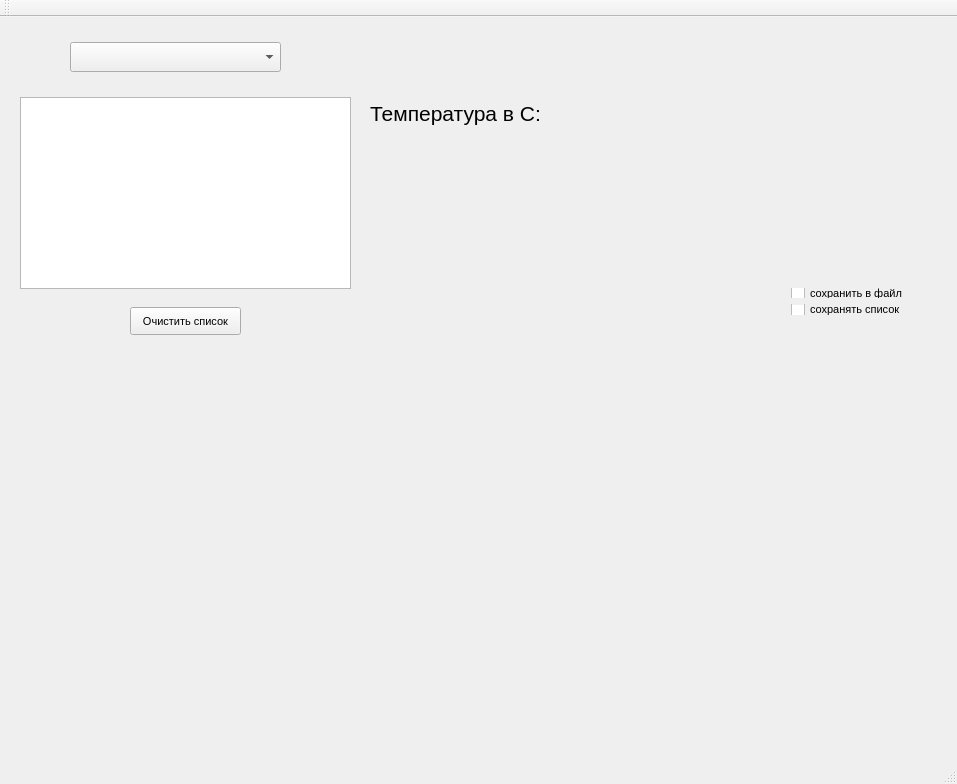
Old version of the form QtParcer/QtParcer.ui in the repository SergeyG22/GismeteoTracker.
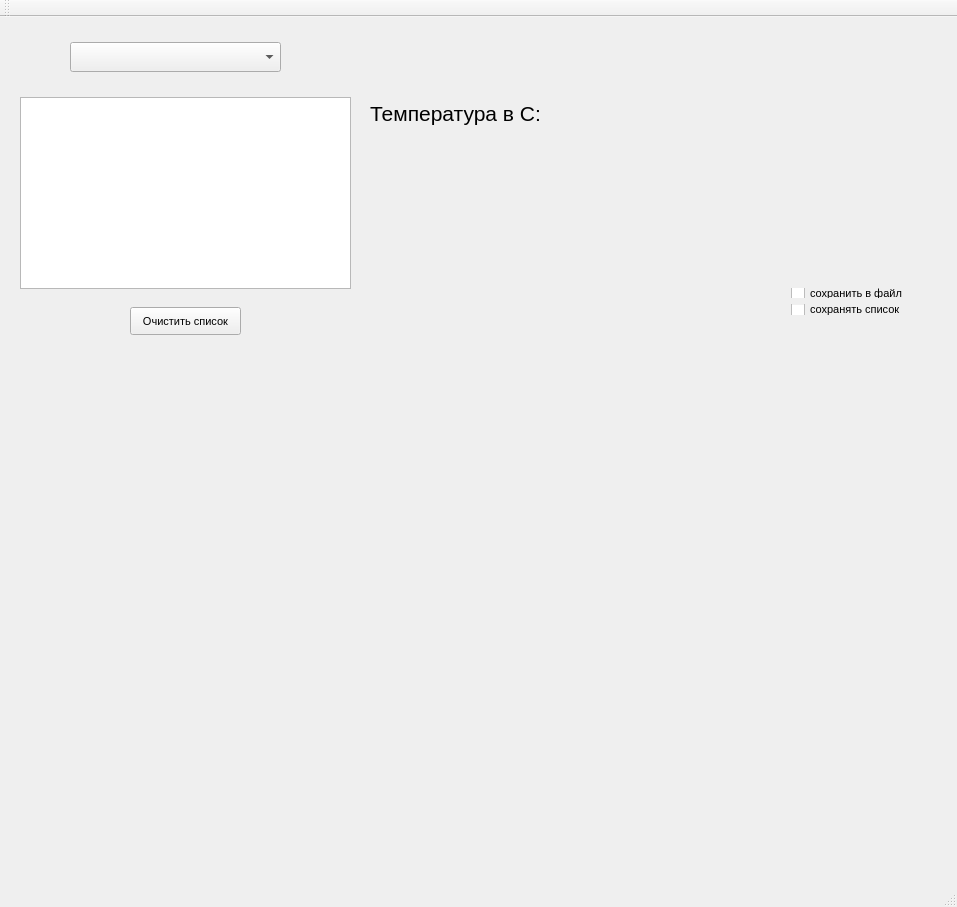
New version of the form. Custom widgets are drawn as their Qt base class.

Diff of the .ui file:
```diff
--- a/QtParcer/QtParcer.ui
+++ b/QtParcer/QtParcer.ui
@@ -7,7 +7,7 @@
     <x>0</x>
     <y>0</y>
     <width>957</width>
-    <height>784</height>
+    <height>907</height>
    </rect>
   </property>
   <property name="font">
@@ -143,7 +143,7 @@
       <x>40</x>
       <y>350</y>
       <width>891</width>
-      <height>361</height>
+      <height>481</height>
      </rect>
     </property>
    </widget>
```
